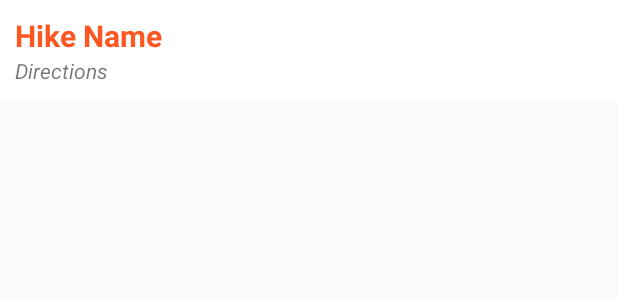
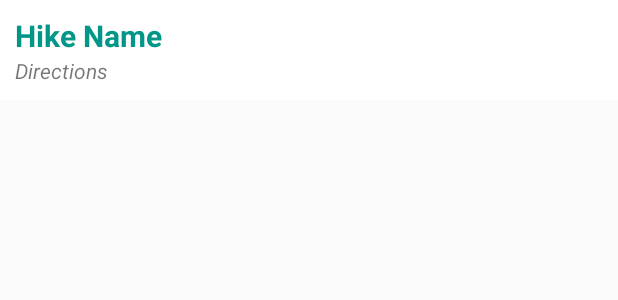
Before and after one commit to AlenaSG/MyHikes, an Android app: the layout hike_list_item.xml on its own in the app's theme, with its tools: preview values and no code run, on a phone screen of 412 x 824 dp. Shown: the top 300 px of the screen. Run offline under Robolectric (Android 15) with nearby library versions, the phone set to English and light mode, and no system bars.

Commit message:
change styling/colors

```diff
--- a/app/src/main/res/layout/fragment_hike_detail.xml
+++ b/app/src/main/res/layout/fragment_hike_detail.xml
@@ -8,7 +8,7 @@
         android:orientation="vertical"
         android:layout_width="match_parent"
         android:layout_height="match_parent"
-        android:background="@color/colorPrimary">
+        android:background="@color/colorDivider">
 
         <!--<RelativeLayout-->
             <!--android:layout_width="match_parent"-->
@@ -27,7 +27,7 @@
                 android:layout_alignParentLeft="true"
                 android:layout_alignParentStart="true"
                 android:textSize="20sp"
-                android:textColor="@color/colorTextIcons"
+                android:textColor="@color/colorAccent"
                 android:textStyle="bold" />
 
             <TextView
@@ -38,7 +38,7 @@
                 android:layout_alignTop="@+id/hikeNameTextView"
                 android:layout_alignParentRight="true"
                 android:layout_alignParentEnd="true"
-                android:textColor="@color/colorAccent"
+                android:textColor="@color/colorTextIcons"
                 android:textStyle="bold" />
 
         <!--</RelativeLayout>-->
--- a/app/src/main/res/layout/hike_list_item.xml
+++ b/app/src/main/res/layout/hike_list_item.xml
@@ -18,7 +18,7 @@
             android:textSize="20dp"
             android:textStyle="bold"
             android:text="Hike Name"
-            android:textColor="@color/colorPrimary"/>
+            android:textColor="@color/colorAccent"/>
 
         <TextView
             android:layout_width="wrap_content"
```
